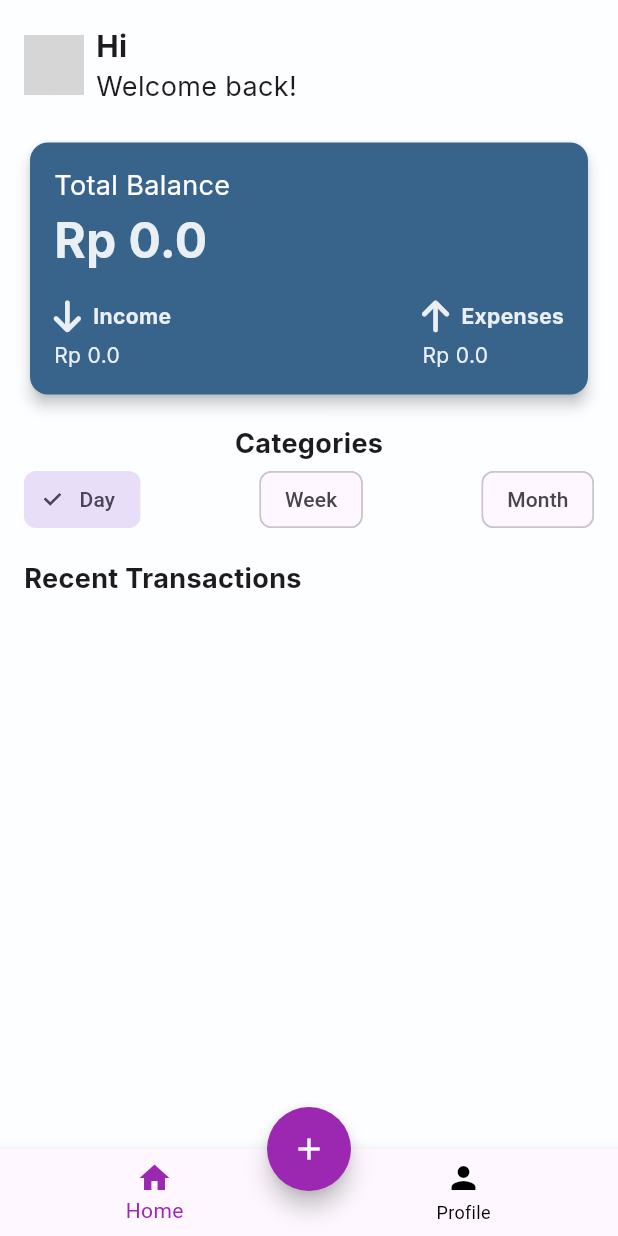
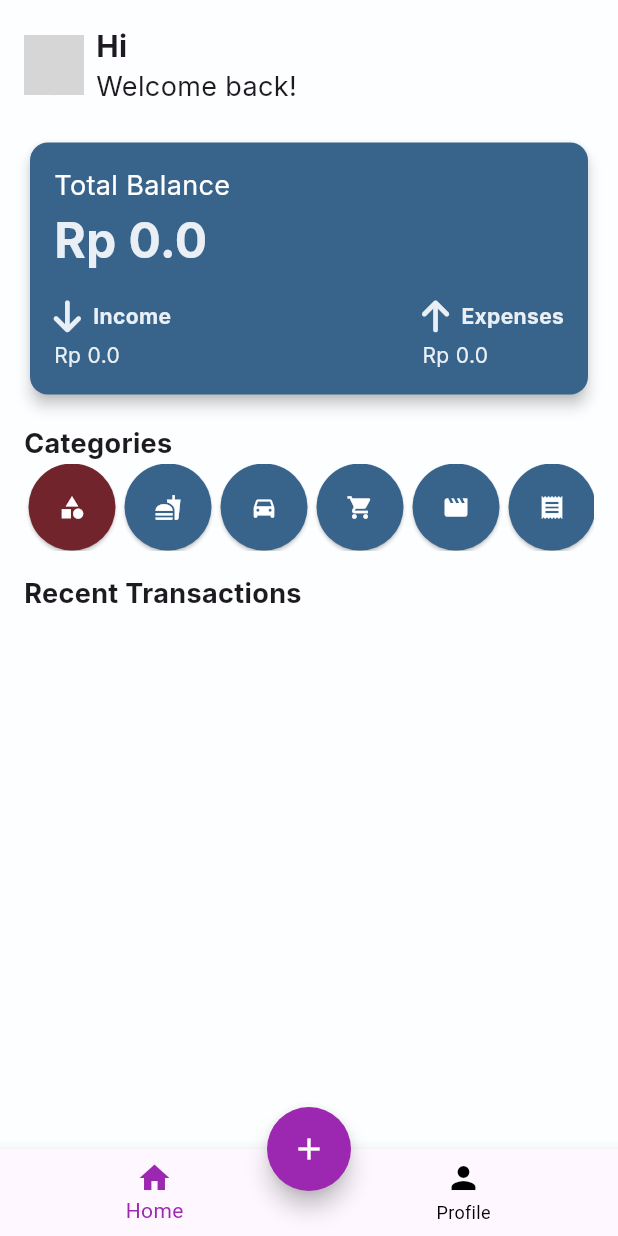
Before and after one commit to VinChriZ/MoneyManager, a Flutter app: the Main screen opened directly, on a phone screen of 412 x 824 dp. Run offline on Flutter 3.47's test engine with Material 3 defaults, Android fonts, the phone set to English and light mode, and no system bars; drawn by our look-alikes of flutter_speed_dial; our stand-ins replace cloud_firestore, firebase_auth, firebase_core, fl_chart, flutter_svg, font_awesome_flutter and 4 more; accounts and stored records are empty; network calls fail; grey boxes are pictures that could not be loaded.

Commit message:
Home updated categories

```diff
--- a/lib/home.dart
+++ b/lib/home.dart
@@ -20,6 +20,7 @@ class _HomeScreenState extends State<HomeScreen> {
   List<Map<String, dynamic>> transactions = [];
   bool isLoading = true;
   String selectedTimeFilter = 'Day';
+  String? selectedCategory;
 
   final Map<String, Map<String, dynamic>> categoriesIncome = {
     'Salary': {'icon': Icons.money, 'color': Colors.blue},
@@ -279,11 +280,10 @@ class _HomeScreenState extends State<HomeScreen> {
                           Text('Categories',
                               style: GoogleFonts.inter(
                                   fontSize: 18, fontWeight: FontWeight.bold)),
-                          // _buildSpendFrequencyChart(),
+                          _buildCategoryButtons(),
                         ],
                       ),
                     ),
-                    _buildTimeFilter(),
                     SizedBox(height: 16.0),
                     _buildRecentTransactions(),
                   ],
@@ -293,76 +293,50 @@ class _HomeScreenState extends State<HomeScreen> {
     );
   }
 
-  void _signOut(BuildContext context) async {
-    showDialog(
-      context: context,
-      builder: (BuildContext context) {
-        return AlertDialog(
-          title: Text('Confirm Logout'),
-          content: Text('Are you sure you want to logout?'),
-          actions: <Widget>[
-            TextButton(
-              onPressed: () {
-                Navigator.of(context).pop();
-              },
-              child: Text('Cancel'),
-            ),
-            TextButton(
-              onPressed: () async {
-                await FirebaseAuth.instance.signOut();
-                Navigator.of(context).pushReplacement(
-                  MaterialPageRoute(builder: (context) => Login()),
-                );
-              },
-              child: Text('Logout'),
-            ),
-          ],
-        );
-      },
-    );
-  }
+  Widget _buildCategoryButtons() {
+    List<Widget> buttons = [
+      _buildCategoryButton(null, Icons.category, Color(0xFF38648c)),
+    ];
 
-  Widget _buildSummaryCard(String title, String amount, Color color,
-      Color arrowcolor, IconData icon) {
-    return Card(
-      color: color.withOpacity(1),
-      child: Padding(
-        padding: const EdgeInsets.all(16.0),
-        child: Column(
-          children: [
-            FaIcon(icon, color: arrowcolor),
-            SizedBox(height: 8.0),
-            Text(amount,
-                style: GoogleFonts.inter(
-                    fontSize: 18, fontWeight: FontWeight.bold)),
-            Text(title, style: GoogleFonts.inter(color: Colors.black)),
-          ],
-        ),
+    categoriesExpense.forEach((category, data) {
+      buttons
+          .add(_buildCategoryButton(category, data['icon'], Color(0xFF38648c)));
+    });
+
+    categoriesIncome.forEach((category, data) {
+      buttons
+          .add(_buildCategoryButton(category, data['icon'], Color(0xFF38648c)));
+    });
+
+    return SingleChildScrollView(
+      scrollDirection: Axis.horizontal,
+      child: Row(
+        children: buttons,
       ),
     );
   }
 
-  Widget _buildTimeFilter() {
-    return Row(
-      mainAxisAlignment: MainAxisAlignment.spaceBetween,
-      children: [
-        _buildTimeFilterChip('Day'),
-        _buildTimeFilterChip('Week'),
-        _buildTimeFilterChip('Month'),
-      ],
-    );
-  }
-
-  Widget _buildTimeFilterChip(String label) {
-    return ChoiceChip(
-      label: Text(label),
-      selected: selectedTimeFilter == label,
-      onSelected: (bool selected) {
+  Widget _buildCategoryButton(
+    String? category,
+    IconData iconData,
+    Color buttonColor,
+  ) {
+    return ElevatedButton(
+      onPressed: () {
         setState(() {
-          selectedTimeFilter = label;
+          selectedCategory = category;
         });
-        // Handle chip selection
       },
+      style: ElevatedButton.styleFrom(
+        padding: EdgeInsets.all(8.0), // Adjust padding here
+        backgroundColor:
+            selectedCategory == category ? Color(0xFF71242c) : buttonColor,
+        shape: CircleBorder(),
+      ),
+      child: Padding(
+        padding: const EdgeInsets.all(12.0), // Adjust inner padding here
+        child: Icon(iconData, color: Colors.white),
+      ),
     );
   }
 
@@ -501,6 +475,9 @@ class _HomeScreenState extends State<HomeScreen> {
           itemBuilder: (context, index) {
             final transaction = transactions[index];
             final isIncome = transaction['type'] == 'income';
+            if (selectedCategory == null ||
+                selectedCategory == 'All' ||
+                selectedCategory == transaction['category']) {
               return ListTile(
                 leading: Icon(transaction['icon'], color: transaction['color']),
                 title: Text(transaction['category']),
@@ -508,9 +485,13 @@ class _HomeScreenState extends State<HomeScreen> {
                 trailing: Text(
                   'Rp ${transaction['amount'].toStringAsFixed(0)}',
                   style: TextStyle(
-                    color: isIncome ? Colors.green : Colors.red, fontSize: 20),
+                      color: isIncome ? Colors.green : Colors.red,
+                      fontSize: 16),
                 ),
               );
+            } else {
+              return Container(); // Empty container if transaction doesn't match selected category
+            }
           },
         ),
       ],
--- a/lib/main.dart
+++ b/lib/main.dart
@@ -92,7 +92,7 @@ class _MainState extends State<Main> {
         children: [
           SpeedDialChild(
             child: Icon(Icons.arrow_downward, color: Colors.white),
-            backgroundColor: Colors.green,
+            backgroundColor: Color(0xFF77DD77),
             label: 'Income',
             onTap: () {
               Navigator.push(
@@ -106,7 +106,7 @@ class _MainState extends State<Main> {
           ),
           SpeedDialChild(
             child: Icon(Icons.arrow_upward, color: Colors.white),
-            backgroundColor: Colors.red,
+            backgroundColor: Color(0xFFFF6961),
             label: 'Expense',
             onTap: () {
               Navigator.push(
```
Lines whose indentation alone changed are shown as unchanged.
